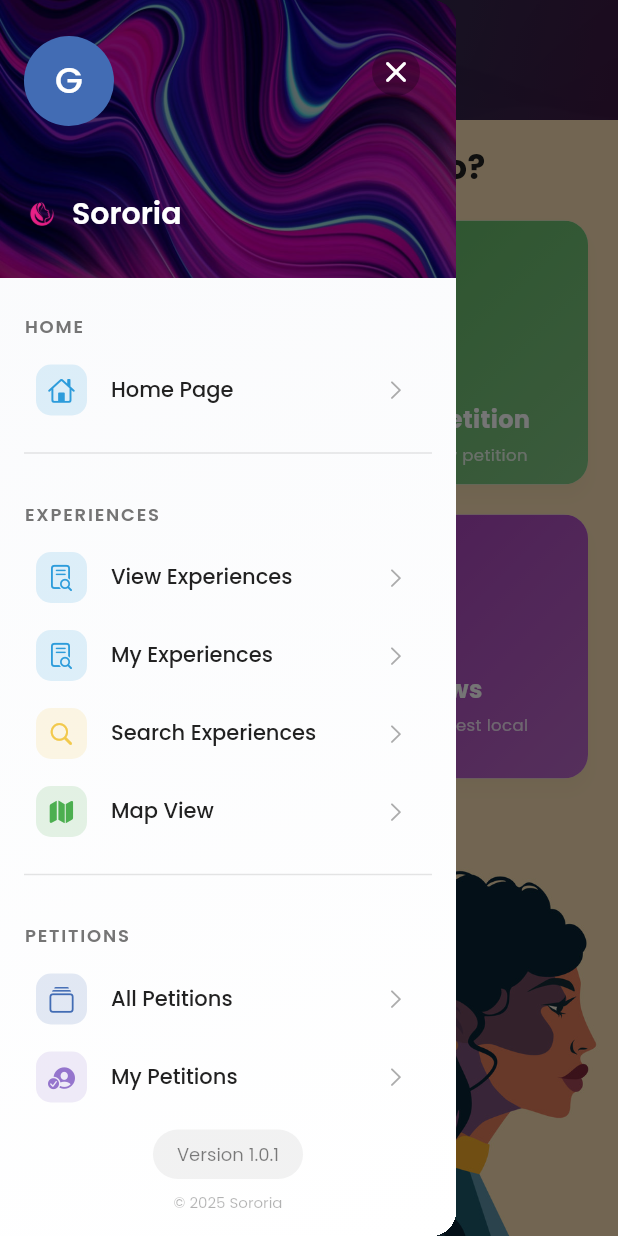
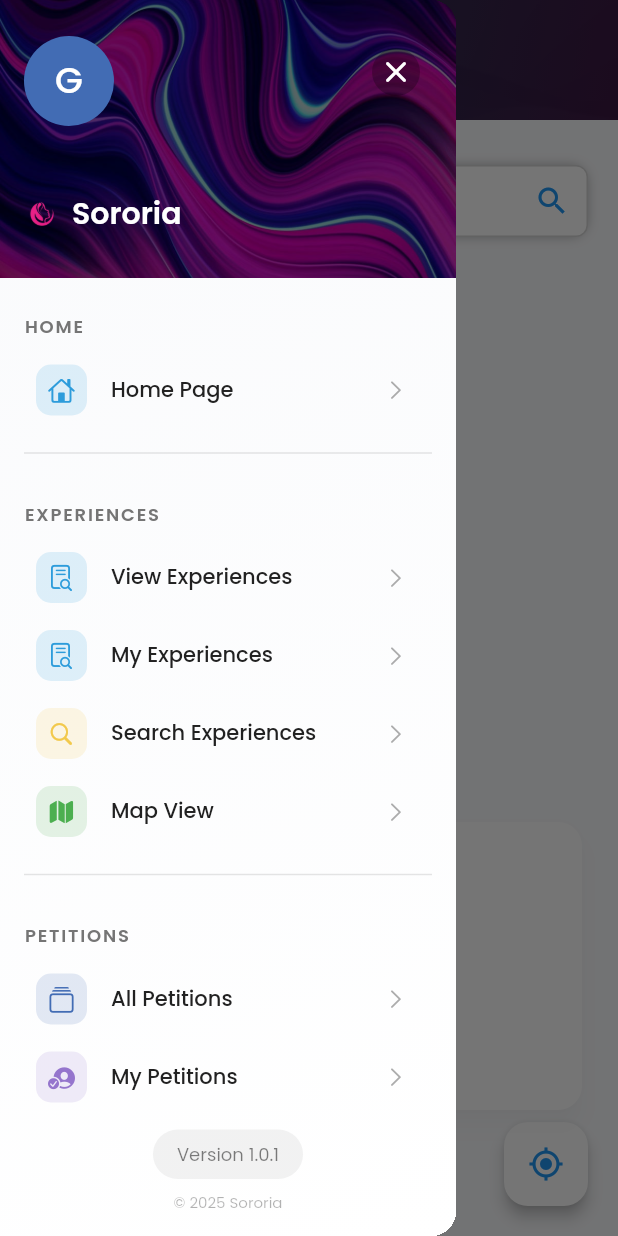
Before and after one commit to WeezyF0/Sororia, a Flutter app: the screen it shows once a user with an empty profile is signed in, with the side drawer open, on a phone screen of 412 x 824 dp. Run offline on Flutter 3.47's test engine with Material 3 defaults, Android fonts, the phone set to English and light mode, and no system bars; our stand-ins replace cloud_firestore, firebase_auth, firebase_core, flutter_dotenv, flutter_map, flutter_markdown and 9 more; missing offline and left inert: algolia_client_search, algolia_helper_flutter; accounts and stored records are empty.

Commit message:
homescreen fix

```diff
--- a/lib/screens/home.dart
+++ b/lib/screens/home.dart
@@ -1,14 +1,90 @@
 import 'package:flutter/material.dart';
+import 'package:cloud_firestore/cloud_firestore.dart';
+import 'package:flutter_map/flutter_map.dart';
+import 'package:latlong2/latlong.dart';
+import 'package:geocoding/geocoding.dart';
+import 'package:geolocator/geolocator.dart';
+import 'dart:math';
 import 'package:complaints_app/screens/navbar.dart';
+import 'package:complaints_app/screens/open_complaint.dart';
+import 'package:flutter/cupertino.dart';
 
-class HomePage extends StatelessWidget {
-  const HomePage({Key? key}) : super(key: key);
+
+class HomePage extends StatefulWidget {
+  const HomePage({super.key});
+
+  @override
+  State<HomePage> createState() => _HomePageState();
+}
+
+class _HomePageState extends State<HomePage> {
+  final TextEditingController _searchController = TextEditingController();
+  final MapController _mapController = MapController();
+  final FocusNode _searchFocusNode = FocusNode();
+
+  @override
+  void dispose() {
+    _searchController.dispose();
+    _searchFocusNode.dispose();
+    super.dispose();
+  }
+
+  void _searchLocation() async {
+    try {
+      String placeName = _searchController.text.trim();
+      if (placeName.isEmpty) {
+        _showError("Please enter a place name");
+        return;
+      }
+
+      List<Location> locations = await locationFromAddress(placeName);
+      if (locations.isNotEmpty) {
+        Location location = locations.first;
+        _mapController.move(LatLng(location.latitude, location.longitude), 14.0);
+      } else {
+        _showError("Location not found");
+      }
+    } catch (e) {
+      _showError("Invalid place name");
+    }
+  }
+
+  Future<void> _getCurrentLocation() async {
+    bool serviceEnabled;
+    LocationPermission permission;
+
+    serviceEnabled = await Geolocator.isLocationServiceEnabled();
+    if (!serviceEnabled) {
+      _showError("Location services are disabled.");
+      return;
+    }
+
+    permission = await Geolocator.checkPermission();
+    if (permission == LocationPermission.denied) {
+      permission = await Geolocator.requestPermission();
+      if (permission == LocationPermission.denied) {
+        _showError("Location permission denied");
+        return;
+      }
+    }
+
+    if (permission == LocationPermission.deniedForever) {
+      _showError("Location permissions are permanently denied.");
+      return;
+    }
+
+    Position position = await Geolocator.getCurrentPosition();
+    _mapController.move(LatLng(position.latitude, position.longitude), 14.0);
+  }
+
+  void _showError(String message) {
+    ScaffoldMessenger.of(context).showSnackBar(
+      SnackBar(content: Text(message)),
+    );
+  }
 
   @override
   Widget build(BuildContext context) {
-    final theme = Theme.of(context);
-    final isDark = theme.brightness == Brightness.dark;
-
     return Scaffold(
       appBar: PreferredSize(
         preferredSize: Size.fromHeight(80.0),
@@ -28,7 +104,7 @@ class HomePage extends StatelessWidget {
                 end: Alignment.bottomRight,
                 colors: [
                   Colors.blue.withOpacity(0.3),
-                  Colors.purple.withOpacity(0.3),
+                  Colors.purple.withOpacity(0.3)
                 ],
               ),
             ),
@@ -36,13 +112,15 @@ class HomePage extends StatelessWidget {
               child: Center(
                 child: Padding(
                   padding: const EdgeInsets.symmetric(horizontal: 16.0),
-                  child: Text(
-                    "Sororia",
-                    style: TextStyle(
-                      color: Colors.white,
-                      fontSize: 20,
-                      fontWeight: FontWeight.bold,
-                    ),
+                  child: Row(
+                    mainAxisAlignment: MainAxisAlignment.center,
+                    crossAxisAlignment: CrossAxisAlignment.center,
+                    children: [
+                      Text(
+                        "SORORIA",
+                        style: TextStyle(color: Colors.white, fontSize: 20, fontWeight: FontWeight.bold),
+                      ),
+                    ],
                   ),
                 ),
               ),
@@ -51,166 +129,173 @@ class HomePage extends StatelessWidget {
         ),
       ),
       drawer: NavBar(),
-      body: Container(
-        decoration: BoxDecoration(
-          image: DecorationImage(
-            image: AssetImage(
-              isDark
-                  ? 'assets/images/home_bg_night.jpg'
-                  : 'assets/images/home_bg_day.jpg',
-            ),
-            fit: BoxFit.cover,
+      body: Stack(
+        children: [
+          StreamBuilder<QuerySnapshot>(
+            stream: FirebaseFirestore.instance.collection('complaints').snapshots(),
+            builder: (context, snapshot) {
+              if (snapshot.connectionState == ConnectionState.waiting) {
+                return const Center(child: CircularProgressIndicator());
+              }
+
+              if (!snapshot.hasData || snapshot.data!.docs.isEmpty) {
+                return const Center(child: Text("No complaints available"));
+              }
+
+              final random = Random();
+              Set<String> uniqueCoordinates = {};
+              List<Marker> markers = [];
+
+              for (var doc in snapshot.data!.docs) {
+                var data = doc.data() as Map<String, dynamic>;
+                double? lat = data['latitude'] as double?;
+                double? lon = data['longitude'] as double?;
+                String title = data['issue_type'] ?? 'No issue type';
+                String description = data['original_text'] ?? 'No description';
+
+                if (lat == null || lon == null) continue;
+
+                double newLat = lat;
+                double newLon = lon;
+                String coordKey = "$newLat,$newLon";
+
+                while (uniqueCoordinates.contains(coordKey)) {
+                  newLat += (random.nextDouble() - 0.5) * 0.001;
+                  newLon += (random.nextDouble() - 0.5) * 0.001;
+                  coordKey = "$newLat,$newLon";
+                }
+                uniqueCoordinates.add(coordKey);
+
+                markers.add(
+                  Marker(
+                    point: LatLng(newLat, newLon),
+                    width: 40,
+                    height: 40,
+                    child: GestureDetector(
+                      onTap: () => showComplaintDetails(
+                        context,
+                        title,
+                        description,
+                        data,
+                        doc.id,
+                      ),
+                      child: const Icon(
+                        Icons.place_rounded,
+                        color: Colors.red,
+                        size: 36,
+                      ),
+                    ),
+                  ),
+                );
+              }
+
+              return FlutterMap(
+                mapController: _mapController,
+                options: MapOptions(
+                  initialCenter: markers.isNotEmpty
+                      ? markers.first.point
+                      : const LatLng(20.5937, 78.9629),
+                  initialZoom: 10,
+                ),
+                children: [
+                  TileLayer(
+                    urlTemplate: 'https://www.google.com/maps/vt?lyrs=m@221097413,traffic&x={x}&y={y}&z={z}',
+                    userAgentPackageName: 'com.complaints.app',
+                  ),
+                  MarkerLayer(markers: markers),
+                ],
+              );
+            },
           ),
-        ),
-        child: Padding(
-          padding: const EdgeInsets.all(16.0),
-          child: Column(
-            crossAxisAlignment: CrossAxisAlignment.start,
-            children: [
-              Text(
-                "What would you like to do?",
-                style: TextStyle(
-                  fontSize: 22,
-                  fontWeight: FontWeight.bold,
-                  color: isDark ? Colors.white : theme.colorScheme.onBackground,
+
+          /// Search Bar
+          Positioned(
+            top: 30,
+            left: 20,
+            right: 20,
+            child: Container(
+              width: MediaQuery.of(context).size.width * 0.9,
+              decoration: BoxDecoration(
+                color: Colors.white,
+                borderRadius: BorderRadius.circular(12),
+                boxShadow: [BoxShadow(color: Colors.black26, blurRadius: 5)],
+              ),
+              child: TextField(
+                controller: _searchController,
+                focusNode: _searchFocusNode,
+                decoration: InputDecoration(
+                  hintText: "Search for a location...",
+                  contentPadding: EdgeInsets.symmetric(horizontal: 16, vertical: 12),
+                  border: InputBorder.none,
+                  suffixIcon: IconButton(
+                    icon: Icon(Icons.search, color: Colors.blue),
+                    onPressed: _searchLocation,
+                  ),
                 ),
               ),
-              SizedBox(height: 16),
-              Expanded(
-                child: LayoutBuilder(
-                  builder: (context, constraints) {
-                    return GridView.builder(
-                      gridDelegate: SliverGridDelegateWithFixedCrossAxisCount(
-                        crossAxisCount: constraints.maxWidth > 600 ? 3 : 2,
-                        childAspectRatio: 1.0,
-                        crossAxisSpacing: 12.0,
-                        mainAxisSpacing: 12.0,
-                      ),
-                      itemCount: 4,
-                      itemBuilder: (context, index) {
-                        switch (index) {
-                          case 0:
-                            return _buildCard(
-                              context,
-                              title: "Issues Map",
-                              icon: Icons.map_outlined,
-                              color: Colors.blue,
-                              onTap: () => Navigator.pushNamed(
-                                context,
-                                '/complaints_map',
-                              ),
-                              description: "View experiences in your area",
-                            );
-                          case 1:
-                            return _buildCard(
-                              context,
-                              title: "Start a Petition",
-                              icon: Icons.assignment_outlined,
-                              color: Colors.green,
-                              onTap: () => Navigator.pushNamed(
-                                context,
-                                '/add_petition',
-                              ),
-                              description: "Create a new petition",
-                            );
-                          case 2:
-                            return _buildCard(
-                              context,
-                              title: "Share Experience",
-                              icon: Icons.add_comment_outlined,
-                              color: Colors.orange,
-                              onTap: () => Navigator.pushNamed(
-                                context,
-                                '/add_complaint',
-                              ),
-                              description: "Share your experience with others",
-                            );
-                          case 3:
-                            return _buildCard(
-                              context,
-                              title: "Local News",
-                              icon: Icons.newspaper_outlined,
-                              color: Colors.purple,
-                              onTap: () => Navigator.pushNamed(
-                                context,
-                                '/news',
-                              ),
-                              description: "Check the latest local news",
-                            );
-                          default:
-                            return SizedBox();
-                        }
-                      },
-                    );
-                  },
-                ),
-              ),
-            ],
+            ),
           ),
+
+          /// Current Location Button
+          Positioned(
+            bottom: 20,
+            right: 20,
+            child: FloatingActionButton(
+              onPressed: _getCurrentLocation,
+              backgroundColor: Colors.white,
+              child: const Icon(Icons.my_location, color: Colors.blue),
+            ),
+          ),
+
+          Positioned(
+            bottom: 80,
+            left: 20,
+            right: 20,
+            child: _buildOptions(context),
+          ),
+        ],
+      ),
+    );
+  }
+
+  Widget _buildOptions(BuildContext context) {
+    return Card(
+      shape: RoundedRectangleBorder(borderRadius: BorderRadius.circular(16)),
+      elevation: 6,
+      child: Padding(
+        padding: const EdgeInsets.all(12.0),
+        child: Column(
+          mainAxisSize: MainAxisSize.min,
+          children: [
+            _buildOptionTile(context, "View Experiences", CupertinoIcons.doc_text_search, Colors.orange, '/complaints'),
+            _buildOptionTile(context, "View Active Petitions", CupertinoIcons.collections, Colors.green, '/petitions'),
+            _buildOptionTile(context, "Local News", Icons.newspaper_outlined, Colors.purple, '/news'),
+          ],
         ),
       ),
     );
   }
 
-  Widget _buildCard(
-    BuildContext context, {
-    required String title,
-    required IconData icon,
-    required Color color,
-    required VoidCallback onTap,
-    required String description,
-  }) {
-    final theme = Theme.of(context);
-    final isDark = theme.brightness == Brightness.dark;
+  Widget _buildOptionTile(BuildContext context, String title, IconData icon, Color color, String route) {
+    return ListTile(
+      leading: Icon(icon, color: color, size: 32),
+      title: Text(title, style: const TextStyle(fontSize: 16)),
+      onTap: () {
+        // Clear focus from search field to dismiss keyboard
+        _searchFocusNode.unfocus();
+        Navigator.pop(context);
+        Navigator.of(context).pushNamed(route);
+      },
+    );
+  }
 
-    return Card(
-      elevation: 4,
-      shape: RoundedRectangleBorder(borderRadius: BorderRadius.circular(16)),
-      clipBehavior: Clip.antiAlias,
-      child: InkWell(
-        onTap: onTap,
-        child: Container(
-          decoration: BoxDecoration(
-            gradient: LinearGradient(
-              begin: Alignment.topLeft,
-              end: Alignment.bottomRight,
-              colors: [
-                isDark ? color.withOpacity(0.7) : color.withOpacity(0.9),
-                isDark ? color.withOpacity(0.4) : color.withOpacity(0.7),
-              ],
-            ),
-          ),
-          child: Padding(
-            padding: const EdgeInsets.all(12.0),
-            child: Column(
-              mainAxisAlignment: MainAxisAlignment.center,
-              crossAxisAlignment: CrossAxisAlignment.start,
-              children: [
-                Icon(icon, size: 32, color: Colors.white),
-                Spacer(),
-                Text(
-                  title,
-                  style: TextStyle(
-                    color: Colors.white,
-                    fontSize: 16,
-                    fontWeight: FontWeight.bold,
-                  ),
-                  maxLines: 1,
-                  overflow: TextOverflow.ellipsis,
-                ),
-                SizedBox(height: 4),
-                Text(
-                  description,
-                  style: TextStyle(
-                    color: Colors.white.withOpacity(0.8),
-                    fontSize: 11,
-                  ),
-                  maxLines: 2,
-                  overflow: TextOverflow.ellipsis,
-                ),
-              ],
-            ),
-          ),
+  void showComplaintDetails(BuildContext context, String title, String description, Map<String, dynamic> complaintData, String complaintId) {
+    Navigator.push(
+      context,
+      MaterialPageRoute(
+        builder: (context) => OpenComplaintScreen(
+          complaintData: complaintData,
+          complaintId: complaintId,
         ),
       ),
     );
```
